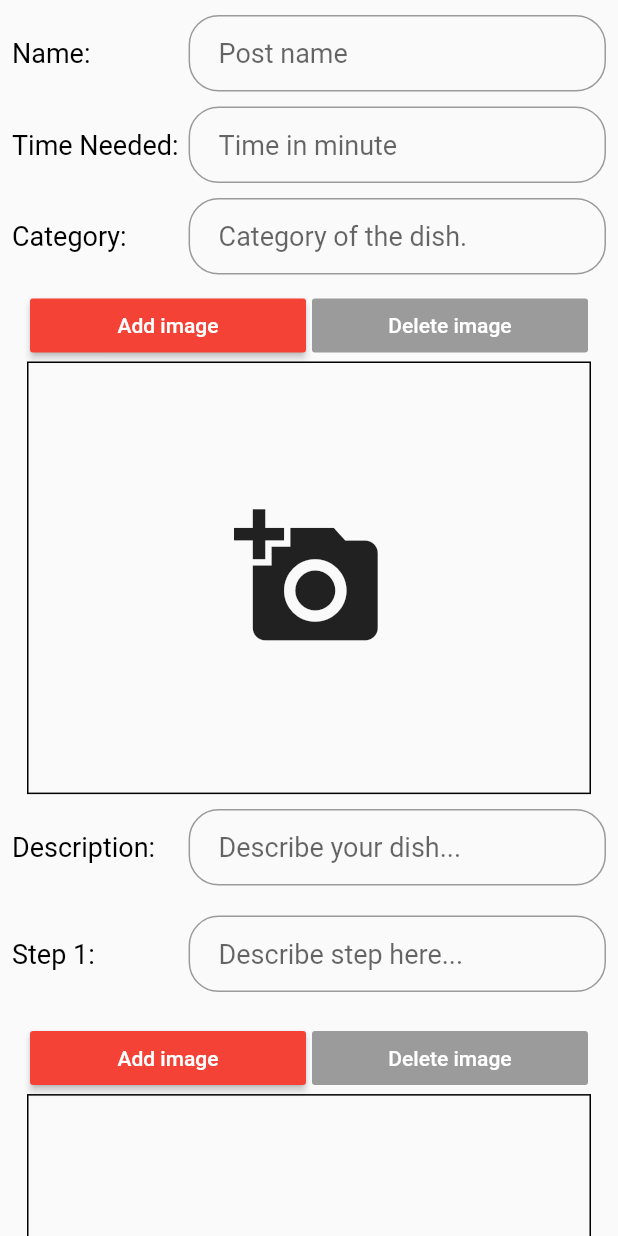
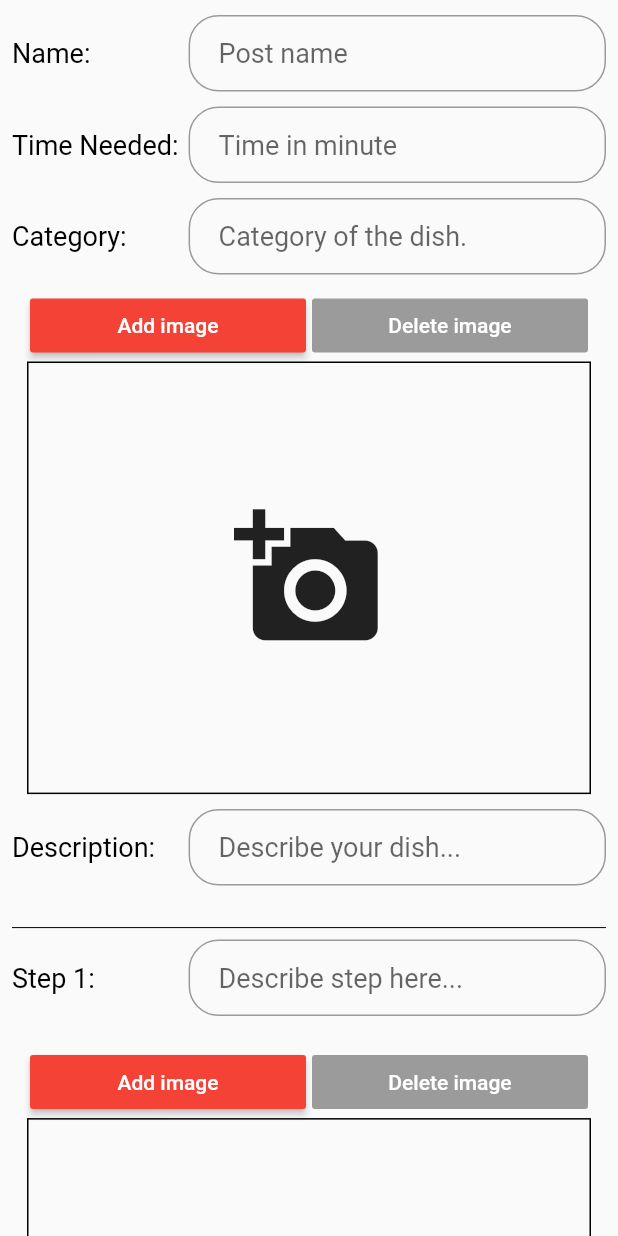
Before and after one commit to binh1298/facefood, a Flutter app: the CreatePostScreen screen opened directly, on a phone screen of 412 x 824 dp. Run offline on Flutter 3.47's test engine with Material 2 defaults, Android fonts, the phone set to English and light mode, and no system bars; our stand-ins replace firebase_storage, flutter_dotenv, flutter_secure_storage, image_picker; accounts and stored records are empty; network calls fail; Roboto replaces fonts that are missing (Montserrat).

Commit message:
add divider

```diff
--- a/lib/screens/user/create_post.dart
+++ b/lib/screens/user/create_post.dart
@@ -107,7 +107,9 @@ class _CreatePostScreenState extends State<CreatePostScreen> {
                       SizedBox(
                         height: 20,
                       ),
-
+                      Divider(
+                        color: Colors.black,
+                      ),
                       TextFormFieldRectangleWithTitle(
                         maxLine: null,
                         hintText: 'Describe step here...',
@@ -136,6 +138,9 @@ class _CreatePostScreenState extends State<CreatePostScreen> {
                           color: colorOnDarkBackground,
                         ),
                       ),
+                       Divider(
+                        color: Colors.black,
+                      ),
                       SizedBox(
                         height: 20,
                       ),
```
